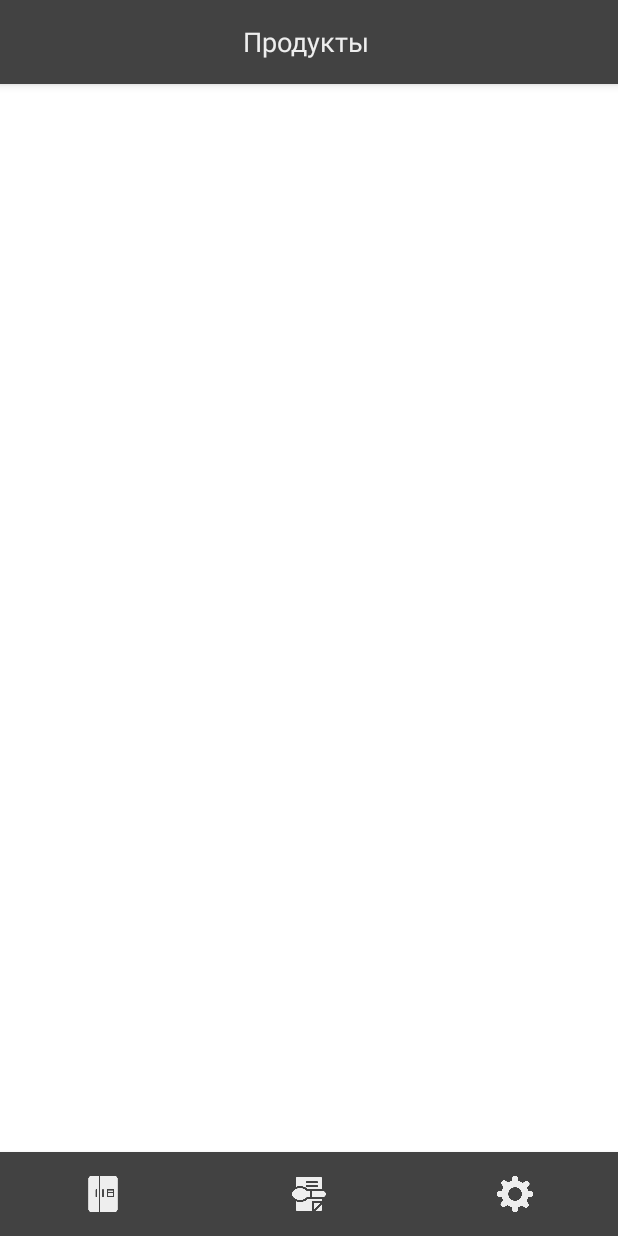
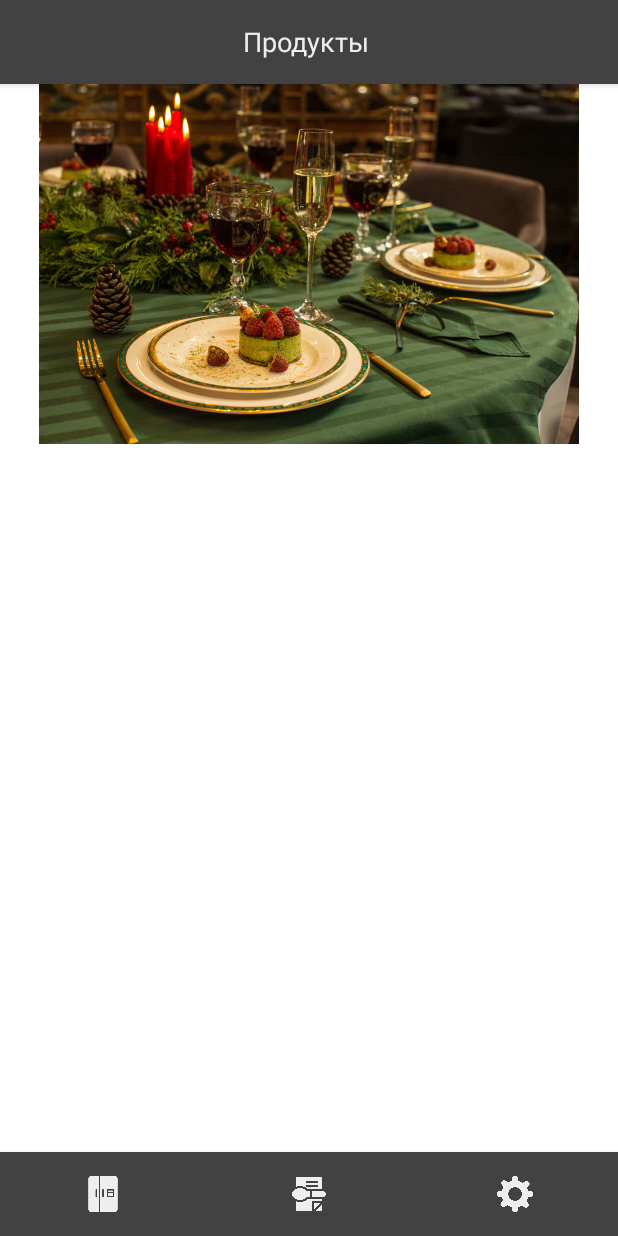
Before and after one commit to Hiplice/nonameproject, an Android app: the fragment RecipesTextFragment placed in its activity, on a phone screen of 412 x 824 dp. Run offline under Robolectric (Android 15) with nearby library versions, the phone set to English and light mode, and no system bars; 1 statement that could not run was skipped.

Commit message:
picture added

```diff
--- a/app/src/main/java/com/example/user/freedge/Fragments/RecipesTextFragment.java
+++ b/app/src/main/java/com/example/user/freedge/Fragments/RecipesTextFragment.java
@@ -34,7 +34,7 @@ public class RecipesTextFragment extends Fragment {
         for (int i = 0; i < textDataArr.length; ++i) {
             textData += textDataArr[i];
             if (i < textDataArr.length - 1) {
-                textData += "\n";
+                textData += "\n\n";
             }
         }
         recipeText.setText(textData);
--- a/app/src/main/java/com/example/user/freedge/RecyclerViewHandlers/RecipeListView.java
+++ b/app/src/main/java/com/example/user/freedge/RecyclerViewHandlers/RecipeListView.java
@@ -1,7 +1,5 @@
 package com.example.user.freedge.RecyclerViewHandlers;
 
-import android.app.Activity;
-import android.app.Fragment;
 import android.content.Context;
 import android.support.annotation.NonNull;
 import android.app.FragmentManager;
--- a/app/src/main/res/layout/recipes_text_fragment.xml
+++ b/app/src/main/res/layout/recipes_text_fragment.xml
@@ -6,18 +6,41 @@
     android:layout_height="match_parent"
     android:orientation="vertical">
 
+    <ScrollView
+        android:layout_width="match_parent"
+        android:layout_height="match_parent">
+
+        <android.support.v7.widget.LinearLayoutCompat
+            android:layout_width="match_parent"
+            android:layout_height="match_parent"
+            android:orientation="vertical">
+
+            <ImageView
+                android:layout_width="wrap_content"
+                android:layout_height="240dp"
+                android:layout_weight="1"
+                android:src="@drawable/fon" />
 
         <TextView
             android:id="@+id/recipeText"
-        android:layout_width="0dp"
-        android:layout_height="0dp"
+            android:layout_weight="1"
+            android:layout_width="wrap_content"
+            android:layout_height="wrap_content"
             android:layout_marginStart="16dp"
             android:layout_marginTop="16dp"
             android:layout_marginEnd="16dp"
             android:layout_marginBottom="16dp"
-        android:text="TextView"
+            android:textSize="17sp"
+            android:textColor="#000000"
             app:layout_constraintBottom_toBottomOf="parent"
             app:layout_constraintEnd_toEndOf="parent"
             app:layout_constraintStart_toStartOf="parent"
             app:layout_constraintTop_toTopOf="parent" />
+
+        </android.support.v7.widget.LinearLayoutCompat>
+
+
+    </ScrollView>
+
+
 </android.support.constraint.ConstraintLayout>
```
Also changed, not shown: app/src/main/res/drawable/fon.jpeg (added). Lines whose indentation alone changed are shown as unchanged.
